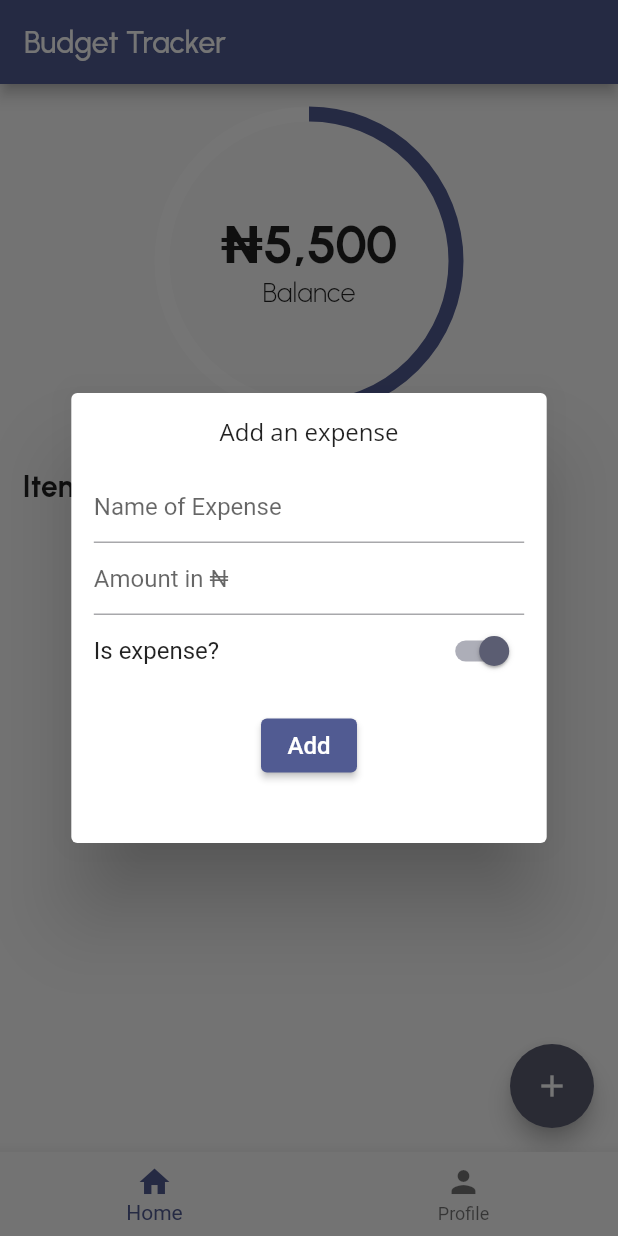
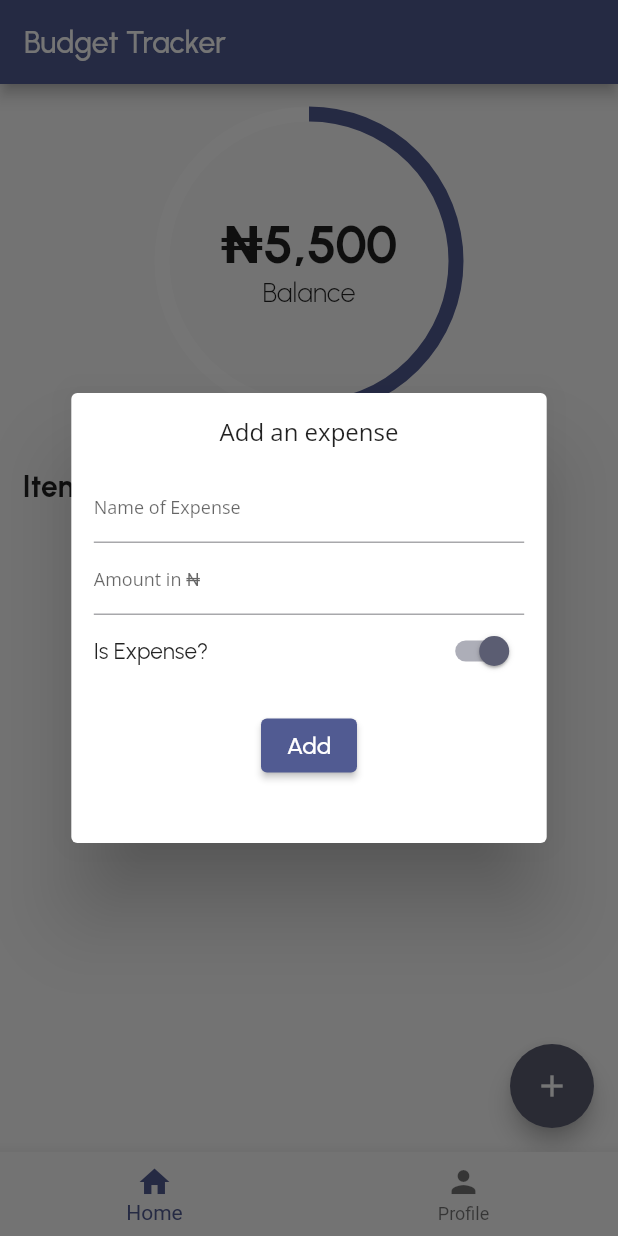
Before and after one commit to OlawaleJnr/budget-tracker, a Flutter app: the screen it shows after launch, after a tap on the "add" icon, on a phone screen of 412 x 824 dp. Run offline on Flutter 3.47's test engine with Material 2 defaults, Android fonts, the phone set to English and light mode, and no system bars; drawn by our look-alikes of percent_indicator; our stand-ins replace google_fonts.

Commit message:
fix(styles): AddTransactionDialog widget

```diff
--- a/lib/widgets/Dialogs/add_transaction_dialog.dart
+++ b/lib/widgets/Dialogs/add_transaction_dialog.dart
@@ -53,8 +53,14 @@ class _AddTransactionDialogState extends State<AddTransactionDialog> {
               ),
               TextField(
                 controller: titleController,
-                decoration: const InputDecoration(
+                decoration: InputDecoration(
                   hintText: "Name of Expense",
+                  hintStyle: GoogleFonts.openSans(
+                    fontSize: 12,
+                  ),
+                ),
+                style: GoogleFonts.urbanist(
+                  fontSize: 14,
                 ),
               ),
               TextField(
@@ -65,15 +71,21 @@ class _AddTransactionDialogState extends State<AddTransactionDialog> {
                 ],
                 decoration: InputDecoration(
                   hintText: "Amount in ${format.currencySymbol}",
+                  hintStyle: GoogleFonts.openSans(
+                    fontSize: 12,
+                  ),
+                ),
+                style: GoogleFonts.urbanist(
+                  fontSize: 14,
                 ),
               ),
               Row(
                 mainAxisAlignment: MainAxisAlignment.spaceBetween,
                 children: [
-                  const Text(
-                    "Is expense?",
-                    style: TextStyle(
-                      fontSize: 16
+                  Text(
+                    "Is Expense?",
+                    style: GoogleFonts.urbanist(
+                      fontSize: 15,
                     ),
                   ),
                   Switch.adaptive(
@@ -102,9 +114,9 @@ class _AddTransactionDialogState extends State<AddTransactionDialog> {
                     Navigator.pop(context);
                   }
                 },
-                child: const Text(
+                child: Text(
                   "Add",
-                  style: TextStyle(
+                  style: GoogleFonts.urbanist(
                     fontSize: 16,
                   ),
                 ),
```
